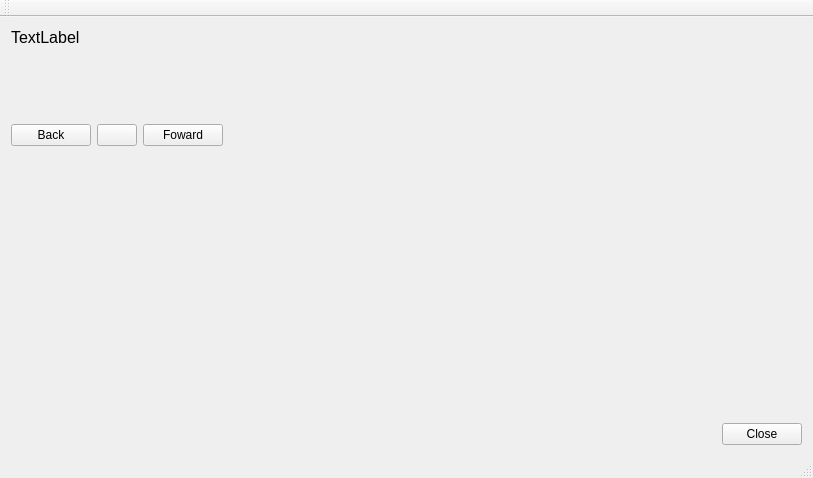
Ramaora/TPO, file interfaz/mainwindow.ui: the form before one commit.
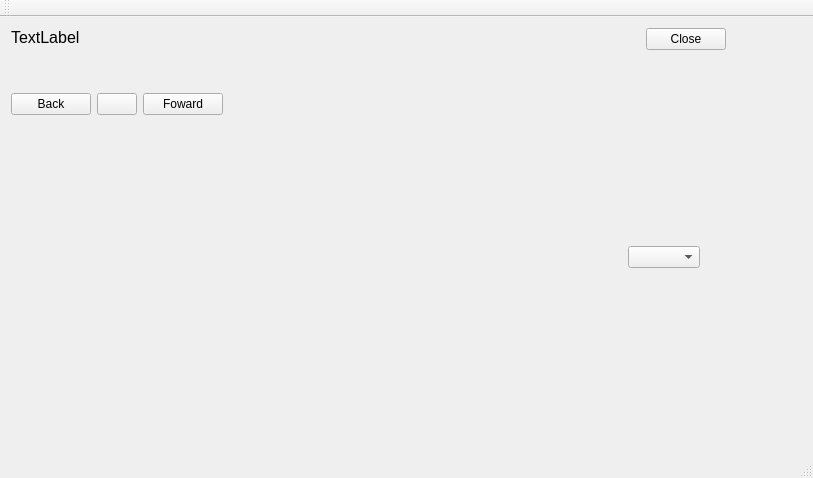
The form after the commit. Icons and pictures are not drawn.

What changed in the file:
```diff
--- a/interfaz/mainwindow.ui
+++ b/interfaz/mainwindow.ui
@@ -20,8 +20,7 @@
    <string>MainWindow</string>
   </property>
   <widget class="QWidget" name="centralWidget">
-   <layout class="QVBoxLayout" name="verticalLayout_2">
-    <item>
+   <widget class="QWidget" name="">
      <layout class="QHBoxLayout" name="horizontalLayout_3">
       <item>
        <layout class="QVBoxLayout" name="verticalLayout">
@@ -101,20 +100,41 @@
        </layout>
       </item>
      </layout>
-    </item>
+   </widget>
+   <widget class="QWidget" name="">
+    <layout class="QHBoxLayout" name="horizontalLayout_4">
     <item>
-     <spacer name="verticalSpacer_3">
+      <spacer name="horizontalSpacer_2">
       <property name="orientation">
-       <enum>Qt::Vertical</enum>
+        <enum>Qt::Horizontal</enum>
       </property>
       <property name="sizeHint" stdset="0">
        <size>
-        <width>20</width>
-        <height>40</height>
+         <width>635</width>
+         <height>20</height>
        </size>
       </property>
      </spacer>
     </item>
+     <item>
+      <widget class="QPushButton" name="pushButton_4">
+       <property name="text">
+        <string>Close</string>
+       </property>
+      </widget>
+     </item>
+    </layout>
+   </widget>
+   <widget class="QWidget" name="">
+    <property name="geometry">
+     <rect>
+      <x>70</x>
+      <y>110</y>
+      <width>641</width>
+      <height>261</height>
+     </rect>
+    </property>
+    <layout class="QHBoxLayout" name="horizontalLayout_6">
     <item>
      <widget class="QLabel" name="logo">
       <property name="minimumSize">
@@ -141,43 +161,27 @@
      </widget>
     </item>
     <item>
-     <spacer name="verticalSpacer_2">
-      <property name="orientation">
-       <enum>Qt::Vertical</enum>
-      </property>
-      <property name="sizeHint" stdset="0">
-       <size>
-        <width>790</width>
-        <height>7</height>
-       </size>
-      </property>
-     </spacer>
-    </item>
+      <layout class="QHBoxLayout" name="horizontalLayout_5">
     <item>
-     <layout class="QHBoxLayout" name="horizontalLayout_4">
-      <item>
-       <spacer name="horizontalSpacer_2">
+        <spacer name="horizontalSpacer_3">
         <property name="orientation">
          <enum>Qt::Horizontal</enum>
         </property>
         <property name="sizeHint" stdset="0">
          <size>
-          <width>635</width>
+           <width>40</width>
           <height>20</height>
          </size>
         </property>
        </spacer>
       </item>
       <item>
-       <widget class="QPushButton" name="pushButton_4">
-        <property name="text">
-         <string>Close</string>
-        </property>
-       </widget>
-      </item>
-     </layout>
-    </item>
-   </layout>
+        <widget class="QComboBox" name="comboBox_puertos"/>
+       </item>
+      </layout>
+     </item>
+    </layout>
+   </widget>
   </widget>
   <widget class="QMenuBar" name="menuBar">
    <property name="geometry">
```
Lines whose indentation alone changed are shown as unchanged.
